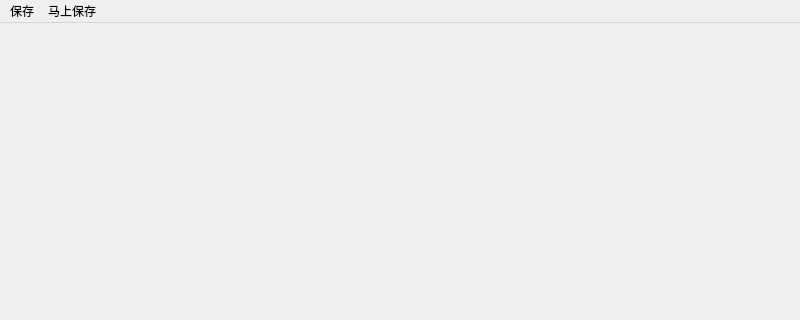
Before: the Qt Designer form JLU_Image_TransAnd_Label/curpicforlabeling_mainwindow.ui in Charliechen114514/Jilin_University_ImageLabel_SoftWare, drawn with Qt 5; both pictures show x 0 to 800 and y 0 to 320 of the 800 by 600 pixel window.
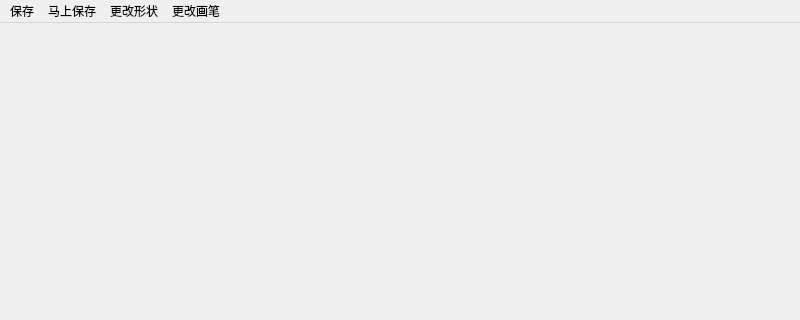
After: the same form once the commit is applied.

```diff
--- a/JLU_Image_TransAnd_Label/curpicforlabeling_mainwindow.ui
+++ b/JLU_Image_TransAnd_Label/curpicforlabeling_mainwindow.ui
@@ -37,8 +37,26 @@
     <addaction name="actionsaveLabelsOnly"/>
     <addaction name="actionsaveAll"/>
    </widget>
+   <widget class="QMenu" name="menu_2">
+    <property name="title">
+     <string>更改形状</string>
+    </property>
+    <addaction name="actionchangeToAnyFourPoly"/>
+    <addaction name="actionchangeToRectMode"/>
+    <addaction name="actionchangeToFivePoly"/>
+    <addaction name="actionchangeAndActivateSelectMode"/>
+   </widget>
+   <widget class="QMenu" name="menu_3">
+    <property name="title">
+     <string>更改画笔</string>
+    </property>
+    <addaction name="actionchangeColor"/>
+    <addaction name="actionchangeWidth"/>
+   </widget>
    <addaction name="menu"/>
    <addaction name="saveImediately"/>
+   <addaction name="menu_2"/>
+   <addaction name="menu_3"/>
   </widget>
   <widget class="QStatusBar" name="statusbar"/>
   <action name="actionendLabeling">
```
Left out of the diff: 30 changed lines with no effect on the pictures.
